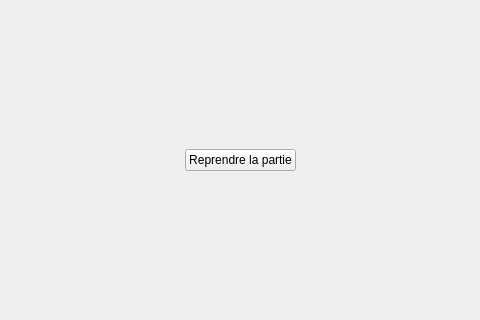
Qt form Jeu/ui/vue_jeu_pause.ui (gregaou/QWhereIsTheKeys) before a commit; both pictures show x 160 to 640 and y 140 to 460 of the 800 by 600 pixel window.
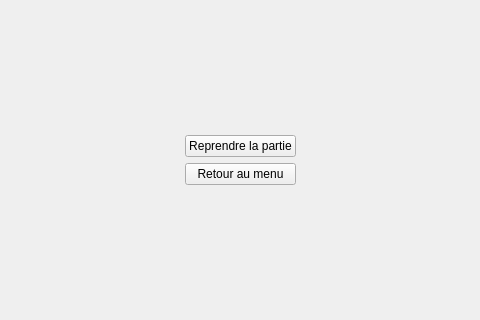
The same form after that commit.

Commit message: Ajout dans la pause de la possibilité de retour au menu

Patch:
```diff
--- a/Jeu/ui/vue_jeu_pause.ui
+++ b/Jeu/ui/vue_jeu_pause.ui
@@ -57,6 +57,13 @@
          </property>
         </widget>
        </item>
+       <item>
+        <widget class="QPushButton" name="boutonRetourMenu">
+         <property name="text">
+          <string>Retour au menu</string>
+         </property>
+        </widget>
+       </item>
        <item>
         <spacer name="spacerBas">
          <property name="orientation">
```
The commit also changes 6 other files.
